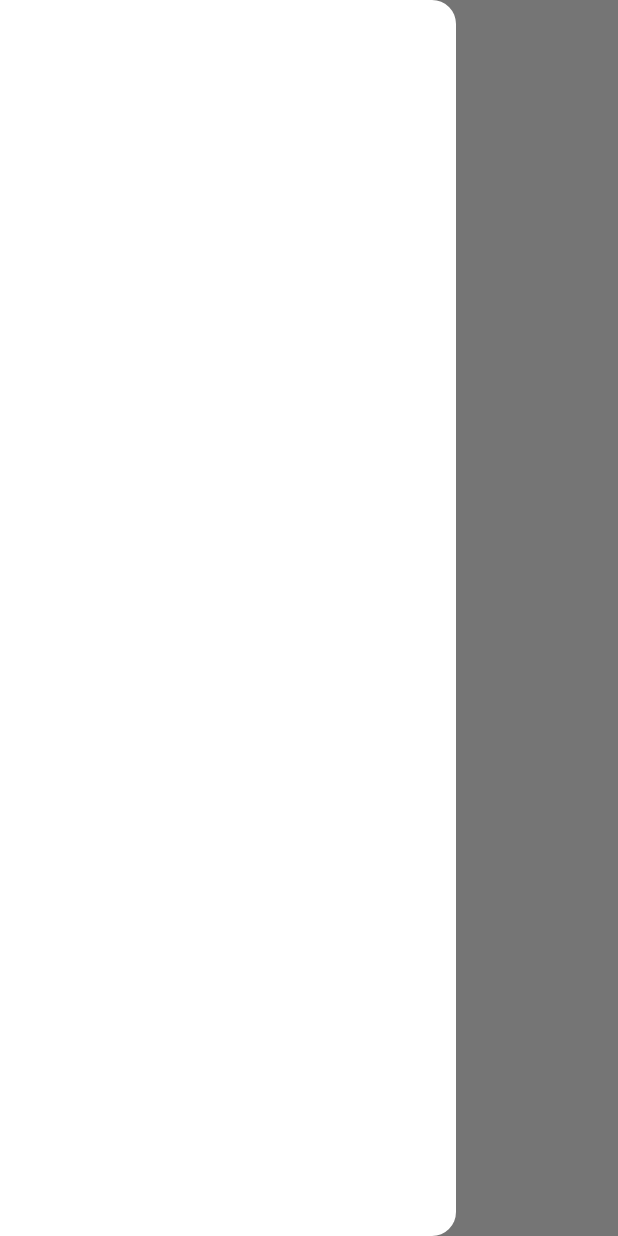
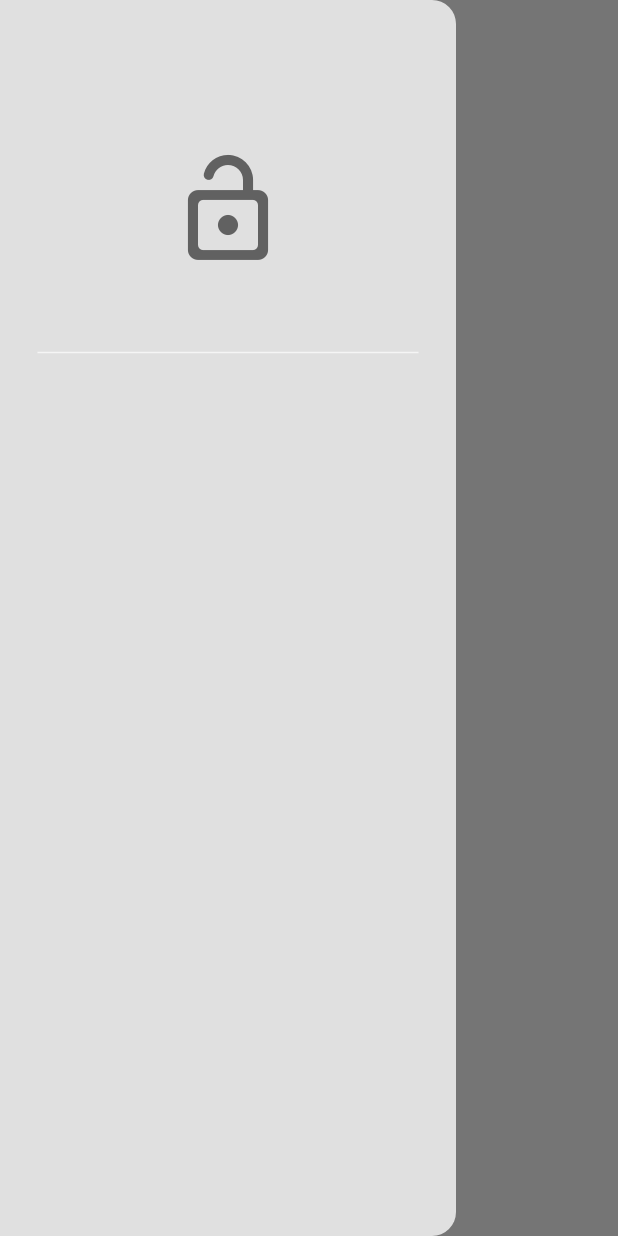
Before and after one commit to aLearningLad/grubnerd, a Flutter app: the HomePage screen opened directly, with the side drawer open, on a phone screen of 412 x 824 dp. Run offline on Flutter 3.47's test engine with Material 3 defaults, Android fonts, the phone set to English and light mode, and no system bars.

Commit message:
addition of drawer

```diff
--- /dev/null
+++ b/lib/components/my_drawer.dart
@@ -0,0 +1,39 @@
+import 'package:flutter/material.dart';
+
+class MyDrawer extends StatelessWidget {
+  const MyDrawer({super.key});
+
+  @override
+  Widget build(BuildContext context) {
+    return Drawer(
+      backgroundColor: Theme.of(context).colorScheme.background,
+      child: Column(
+        children: [
+// app logo here
+          Padding(
+            padding: const EdgeInsets.only(top: 100),
+            child: Icon(
+              Icons.lock_open_rounded,
+              size: 80,
+              color: Theme.of(context).colorScheme.inversePrimary,
+            ),
+          ),
+
+          Padding(
+            padding: const EdgeInsets.all(25.0),
+            child: Divider(
+              color: Theme.of(context).colorScheme.secondary,
+              height: 60,
+            ),
+          ),
+
+// home
+
+// settings
+
+// logout
+        ],
+      ),
+    );
+  }
+}
--- /dev/null
+++ b/lib/components/my_drawer_tile.dart
@@ -0,0 +1,15 @@
+import 'package:flutter/material.dart';
+
+class MyDrawerTile extends StatelessWidget {
+  final String text;
+  final IconData? icon;
+  final void Function()? onTap;
+
+  const MyDrawerTile(
+      {super.key, required this.text, required this.icon, required this.onTap});
+
+  @override
+  Widget build(BuildContext context) {
+    return const Placeholder();
+  }
+}
--- a/lib/pages/home_page.dart
+++ b/lib/pages/home_page.dart
@@ -1,4 +1,5 @@
 import 'package:flutter/material.dart';
+import 'package:grubnerdapp/components/my_drawer.dart';
 
 class HomePage extends StatefulWidget {
   const HomePage({super.key});
@@ -17,7 +18,7 @@ class _HomePageState extends State<HomePage> {
           // textAlign: TextAlign.center,
         ),
       ),
-      drawer: Drawer(),
+      drawer: MyDrawer(),
     );
   }
 }
```
